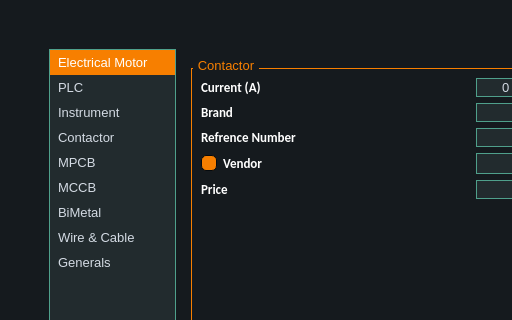
The window that ui/data_entry.ui (AliTavakoliNiya/GriinPower) describes before a commit, drawn with Qt 5; both pictures show x 0 to 512 and y 0 to 320 of the 791 by 756 pixel window.
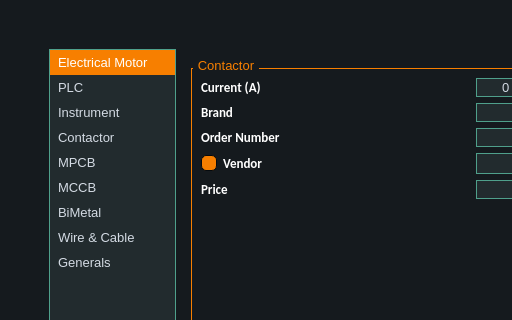
The same window after the commit. The open tabs and pages were chosen to show the change. Icons and pictures are not drawn.

What changed in the file:
```diff
--- a/ui/data_entry.ui
+++ b/ui/data_entry.ui
@@ -1839,7 +1839,7 @@
            <item row="3" column="0" colspan="2">
             <widget class="QLabel" name="label">
              <property name="text">
-              <string>Refrence Number</string>
+              <string>Order Number</string>
              </property>
             </widget>
            </item>
```
Left out of the diff: 4 changed lines with no effect on the pictures.
